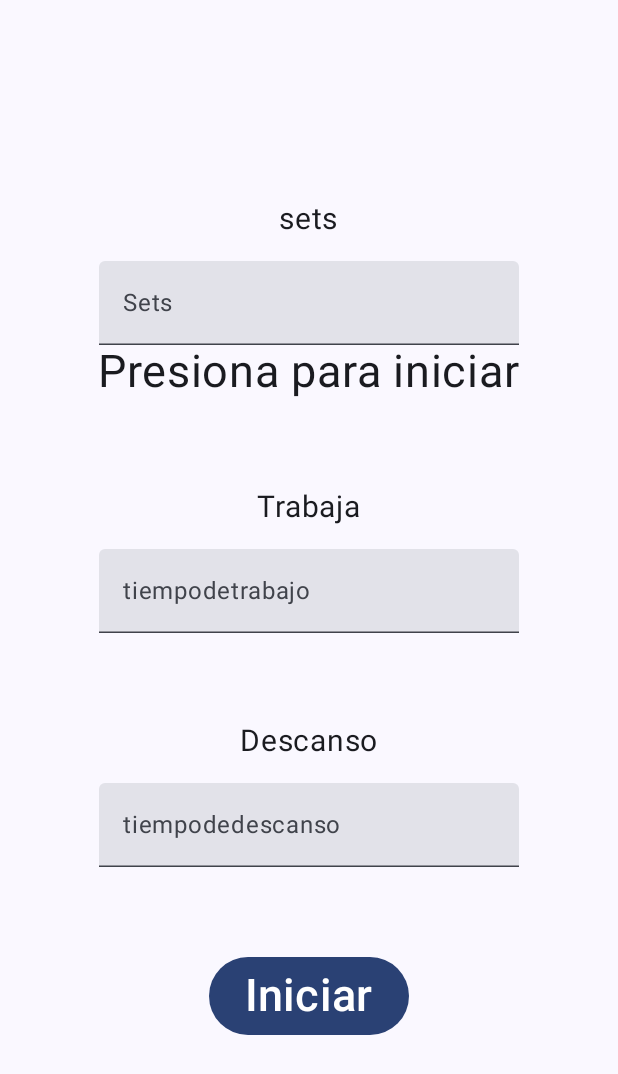
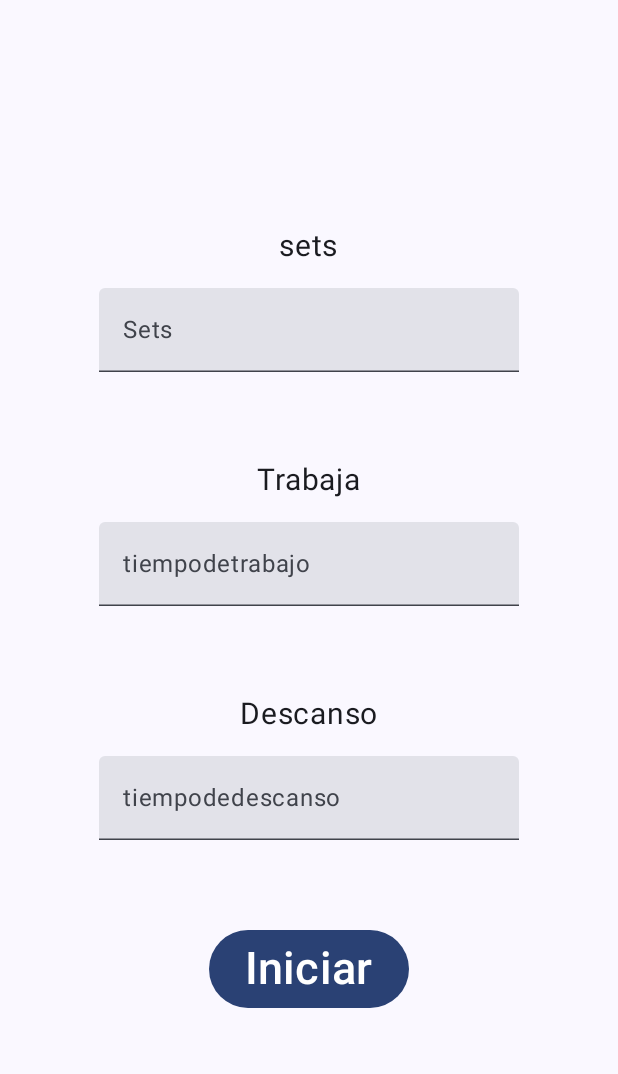
Before and after one commit to BraytonLorenzo/HiitTimer, an Android app built with Jetpack Compose: the screen it shows after launch (MainActivity), on a phone screen of 412 x 824 dp. Shown: the top 1074 px of the screen. Run offline under Robolectric (Android 15) with nearby library versions, the phone set to English and light mode, and no system bars.

Commit message:
Modificacion de vista de la pantalla
Hemos hecho cambios para que cuando el counter este activo, se oculten los textos y viceversa
Tambien se modifico el contador como tal para que se muestre mas bonito, en dos lineas

```diff
--- a/app/src/main/java/com/example/hiittimer/MainActivity.kt
+++ b/app/src/main/java/com/example/hiittimer/MainActivity.kt
@@ -8,7 +8,9 @@ import androidx.compose.foundation.layout.Arrangement
 import androidx.compose.foundation.layout.Box
 import androidx.compose.foundation.layout.Column
 import androidx.compose.foundation.layout.Row
+import androidx.compose.foundation.layout.Spacer
 import androidx.compose.foundation.layout.fillMaxSize
+import androidx.compose.foundation.layout.height
 import androidx.compose.foundation.layout.padding
 import androidx.compose.foundation.text.KeyboardOptions
 import androidx.compose.material3.Button
@@ -23,6 +25,7 @@ import androidx.compose.runtime.setValue
 import androidx.compose.ui.Alignment
 import androidx.compose.ui.Modifier
 import androidx.compose.ui.text.input.KeyboardType
+import androidx.compose.ui.text.style.TextAlign
 import androidx.compose.ui.tooling.preview.Preview
 import androidx.compose.ui.unit.dp
 import androidx.compose.ui.unit.sp
@@ -79,6 +82,21 @@ fun TabataCounter(modifier: Modifier = Modifier) {
             verticalArrangement = Arrangement.Center,
             modifier = Modifier.fillMaxSize()
         ) {
+            if (isRunning) {
+                if (isWorkTime) {
+                    Column(horizontalAlignment = Alignment.CenterHorizontally) {
+                        Text("Trabajo", fontSize = 30.sp)
+                        Spacer(modifier = Modifier.height(8.dp))
+                        Text("$timeLeft", fontSize = 30.sp)
+                    }
+                } else {
+                    Column(horizontalAlignment = Alignment.CenterHorizontally) {
+                        Text("Descanso", fontSize = 30.sp)
+                        Spacer(modifier = Modifier.height(8.dp))
+                        Text("$timeLeft", fontSize = 30.sp)
+                    }
+                }
+            } else {
                 Row(modifier = Modifier.padding(30.dp)) {
                     Column(
                         horizontalAlignment = Alignment.CenterHorizontally,
@@ -100,16 +118,6 @@ fun TabataCounter(modifier: Modifier = Modifier) {
                                 },
                                 label = { Text("Sets") },
                                 keyboardOptions = KeyboardOptions(keyboardType = KeyboardType.Number)
-                        )
-                    }
-                    Row {
-                        Text(
-                            text = if (isRunning) {
-                                if (isWorkTime) "Trabajo: $timeLeft" else "Descanso: $timeLeft"
-                            } else {
-                                "Presiona para iniciar"
-                            },
-                            fontSize = 30.sp
                             )
                         }
                     }
@@ -164,6 +172,9 @@ fun TabataCounter(modifier: Modifier = Modifier) {
                         }
                     }
                 }
+            }
+
+
             Row(modifier = Modifier.padding(30.dp)) {
                 Button(onClick = {
                     if (isRunning) {
```
Lines whose indentation alone changed are shown as unchanged.
